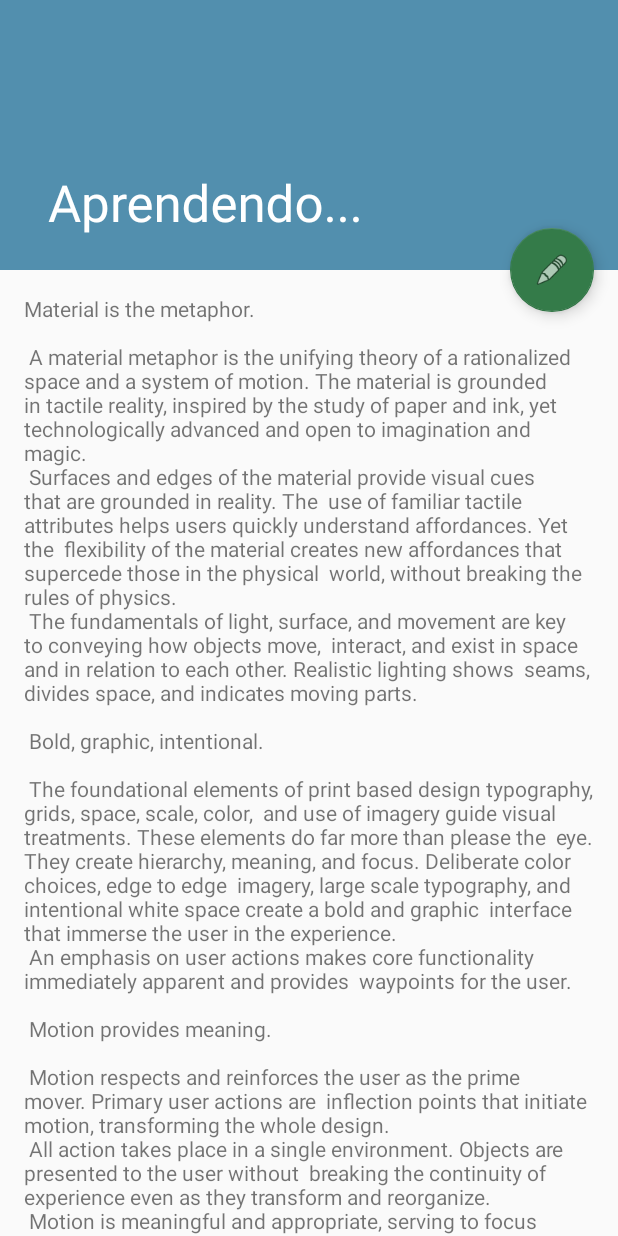
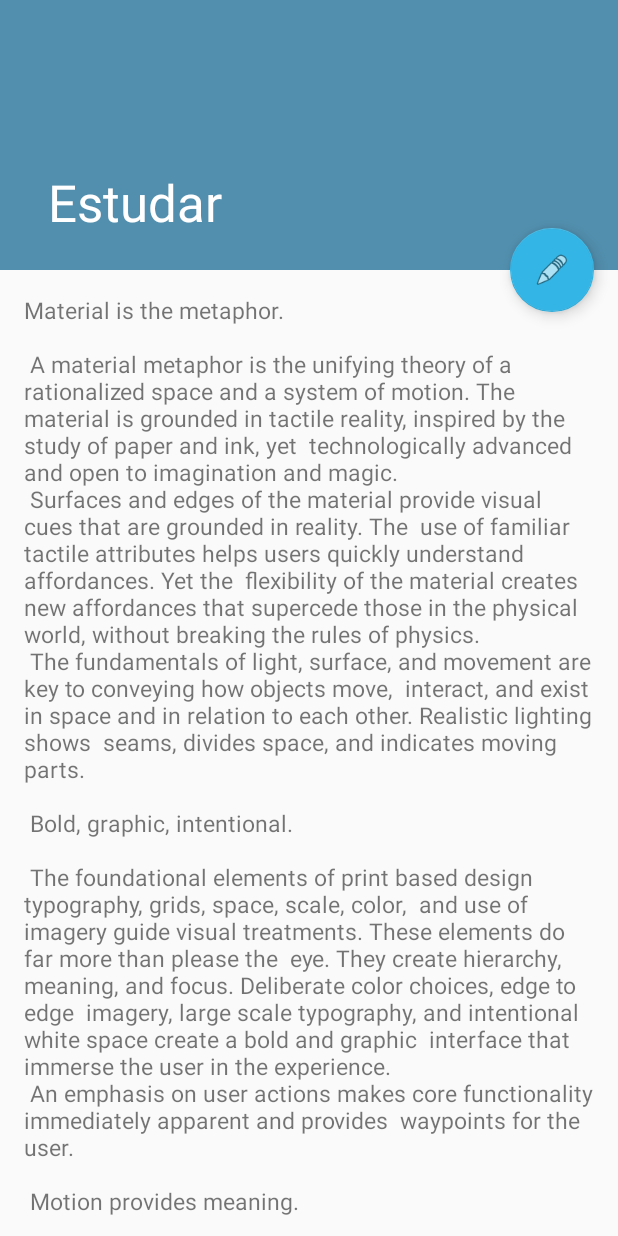
Before and after one commit to mateusmarquezini/AndroidAppTopicos, an Android app: the EstudosActivity screen opened directly, with no data from a screen before it, on a phone screen of 412 x 824 dp. Run offline under Robolectric (Android 15) with nearby library versions, the phone set to English and light mode, and no system bars.

Commit message:
melhorias e correcoes de b

```diff
--- a/app/build.gradle
+++ b/app/build.gradle
@@ -9,7 +9,7 @@ android {
         minSdkVersion 18
         targetSdkVersion 24
         versionCode 1
-        versionName "1.5"
+        versionName "1.9"
         testInstrumentationRunner "android.support.test.runner.AndroidJUnitRunner"
 
     }
--- a/app/src/main/res/layout/activity_estudos.xml
+++ b/app/src/main/res/layout/activity_estudos.xml
@@ -41,6 +41,7 @@
         android:layout_margin="@dimen/fab_margin"
         app:layout_anchor="@id/app_bar"
         app:layout_anchorGravity="bottom|end"
-        app:srcCompat="@android:drawable/ic_menu_edit" />
+        app:srcCompat="@android:drawable/ic_menu_edit"
+        app:backgroundTint="@android:color/holo_blue_light" />
 
 </android.support.design.widget.CoordinatorLayout>
--- a/app/src/main/res/layout/content_estudos.xml
+++ b/app/src/main/res/layout/content_estudos.xml
@@ -12,6 +12,7 @@
         android:layout_width="wrap_content"
         android:layout_height="wrap_content"
         android:layout_margin="@dimen/text_margin"
-        android:text="@string/large_text" />
+        android:text="@string/large_text"
+        android:textSize="15dp" />
 
 </android.support.v4.widget.NestedScrollView>
--- a/app/src/main/res/values/strings.xml
+++ b/app/src/main/res/values/strings.xml
@@ -63,7 +63,7 @@ Com todas essas características, entre várias outras, o Learn IT vai lhe apres
     <!-- Negativo -->
     <string name="resultado_final_negativo_info01">Que pena! Seu resultado não foi satisfatório! Você acertou: </string>
     <string name="resultado_final_negativo_info02">De 5 questões! :(</string>
-    <string name="title_activity_estudos">Aprendendo...</string>
+    <string name="title_activity_estudos">Estudar</string>
     <string name="large_text">
         "Material is the metaphor.\n\n"
 
```
